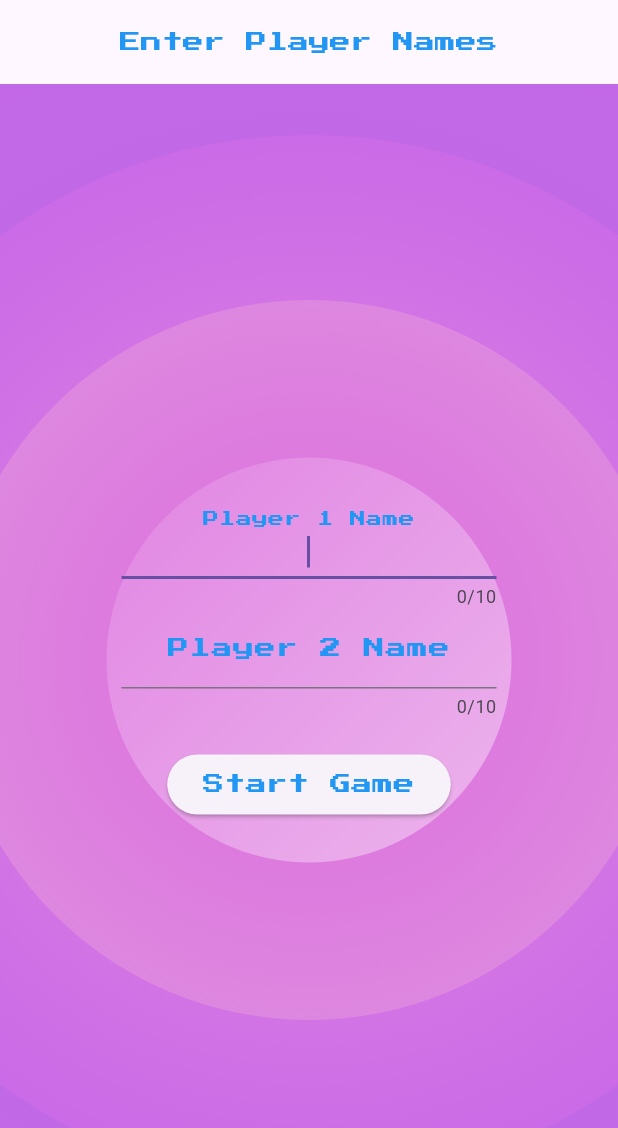
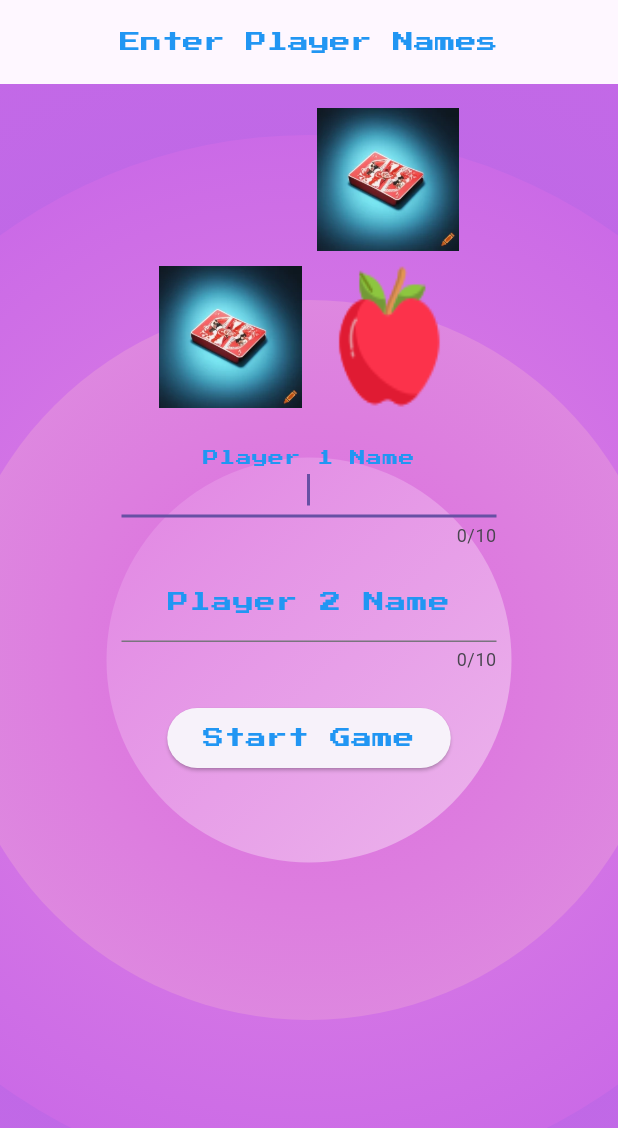
Before and after one commit to ZPatryk/cardgame3, a Flutter app: the screen it shows after launch, on a phone screen of 412 x 824 dp. Shown: the top 1128 px of the screen. Run offline on Flutter 3.47's test engine with Material 3 defaults, Android fonts, the phone set to English and light mode, and no system bars.

Commit message:
Zaimplementowanie animacji w stronie startowej

```diff
--- /dev/null
+++ b/lib/animation/FlipAnimation.dart
@@ -0,0 +1,62 @@
+import 'dart:math';
+import 'package:flutter/material.dart';
+
+class FlipAnimation extends StatelessWidget {
+  final Animation<double> animation;
+  final String frontImagePath;
+  final String backImagePath;
+
+  const FlipAnimation({
+    required this.animation,
+    required this.frontImagePath,
+    required this.backImagePath,
+    super.key,
+  });
+
+  @override
+  Widget build(BuildContext context) {
+    return AnimatedBuilder(
+      animation: animation,
+      builder: (context, child) {
+        // Obliczanie kąta obrotu na podstawie wartości animacji.
+        double angle = animation.value * pi;
+        // Sprawdzanie, czy obecna strona jest spodnia.
+        final isUnder = animation.value > 0.5;
+        // Obliczanie delikatnego przechylenia dla efektu 3D.
+        var tilt = (1 - animation.value - 0.5).abs() - 0.5;
+        // Nakładanie przechylenia zależnie od strony.
+        tilt *= isUnder ? -0.005 : 0.005;
+
+        // Tworzenie przekształcenia z rotacją i przechyleniem.
+        final transform = Matrix4.rotationY(angle)..setEntry(3, 0, tilt);
+
+        return Transform(
+          transform: transform, // Przekształcenie z rotacją w osi Y.
+          alignment: Alignment.center, // Ustawienie środka obrotu.
+          child: animation.value < 0.5
+              ? SizedBox(
+            //width: 200, // Szerokość karty.
+            //height: 300, // Wysokość karty.
+            child: Image.asset(
+              frontImagePath, // Ścieżka do przedniego obrazu karty.
+              fit: BoxFit.cover, // Dopasowanie obrazu do kontenera.
+            ),
+          )
+              : Transform(
+            transform: Matrix4.rotationY(pi),
+            // Obrót o 180 stopni dla tylnej strony.
+            alignment: Alignment.center,
+            child: SizedBox(
+              //width: 200, // Szerokość karty.
+              //height: 300, // Wysokość karty.
+              child: Image.asset(
+                backImagePath, // Ścieżka do tylnego obrazu karty.
+                fit: BoxFit.cover, // Dopasowanie obrazu do kontenera.
+              ),
+            ),
+          ),
+        );
+      },
+    );
+  }
+}
--- /dev/null
+++ b/lib/animation/MultipleCard.dart
@@ -0,0 +1,33 @@
+import 'package:flutter/material.dart';
+import 'card_grid.dart'; // Import odpowiednich klas kart
+
+
+class MultipleCardGridWrapper extends StatelessWidget {
+  final double width; // Szerokość całego widgetu
+  final double height; // Wysokość całego widgetu
+
+  const MultipleCardGridWrapper({
+    Key? key,
+    required this.width,
+    required this.height,
+  }) : super(key: key);
+
+  @override
+  Widget build(BuildContext context) {
+    return SizedBox(
+      width: width, // Ustawienie szerokości widgetu
+      height: height, // Ustawienie wysokości widgetu
+      child: GridView.count(
+        crossAxisCount: 2, // Liczba kolumn
+        mainAxisSpacing: 10.0, // Odstęp pionowy między kartami
+        crossAxisSpacing: 10.0, // Odstęp poziomy między kartami
+        children: const [
+          SingleCardView1(), // Pierwsza karta
+          SingleCardView2(), // Druga karta
+          SingleCardView3(), // Trzecia karta
+          SingleCardView4(), // Czwarta karta
+        ],
+      ),
+    );
+  }
+}
--- /dev/null
+++ b/lib/animation/card_flip.dart
@@ -0,0 +1,93 @@
+import 'package:flutter/material.dart';
+import 'FlipAnimation.dart';
+
+class CardFlip extends StatefulWidget {
+  final String frontImagePath;
+  final String backImagePath;
+  final Duration firstFlipDelay;
+  final Duration secondFlipDelay;
+  final Duration coverDelay;
+
+  const CardFlip({
+    required this.frontImagePath,
+    required this.backImagePath,
+    required this.firstFlipDelay,
+    required this.secondFlipDelay,
+    required this.coverDelay,
+    super.key,
+  });
+
+  @override
+  State<CardFlip> createState() =>
+      _CardFlipState(); // Tworzenie stanu widgetu CardFlip.
+}
+
+class _CardFlipState extends State<CardFlip>
+    with SingleTickerProviderStateMixin {
+  late AnimationController _controller; // Kontroler animacji.
+  late Animation<double> _animation; // Sama animacja.
+
+  bool _showFront = true; // Flaga określająca, czy przód karty jest widoczny.
+  bool _isVisible = true;
+
+  @override
+  void initState() {
+    super.initState();
+    _controller = AnimationController(
+      duration: const Duration(seconds: 1, milliseconds: 500),
+      // Ustawienie czasu trwania animacji.
+      vsync: this, // Potrzebne do synchronizacji animacji.
+    );
+
+    _animation = Tween<double>(begin: 0, end: 1)
+        .animate(_controller); // Definiowanie zakresu animacji (od 0 do 1).
+
+    Future.delayed(widget.firstFlipDelay, () {
+      _flipCard();
+    });
+
+    Future.delayed(widget.secondFlipDelay, () {
+      _flipCard();
+    });
+
+    Future.delayed(widget.coverDelay, () {
+      _coverCard();
+    });
+  }
+
+  void _coverCard() {
+    setState(() {
+      _isVisible = false; // Ukrycie karty przez ustawienie flagi na false.
+    });
+  }
+
+  void _flipCard() {
+    _controller.forward().then((_) {
+      setState(() {
+        _showFront = !_showFront; // Zmiana stanu karty.
+      });
+      _controller.reverse(); // Powrót animacji do początkowej wartości.
+    });
+  }
+
+  @override
+  Widget build(BuildContext context) {
+    // Sprawdzenie, czy karta powinna być widoczna
+    if (!_isVisible) {
+      return const SizedBox.shrink(); // Zwracanie pustego widgetu, gdy karta jest ukryta.
+    }
+
+    // Użycie nowej klasy FlipAnimation
+    return FlipAnimation(
+      animation: _animation,
+      frontImagePath: widget.frontImagePath,
+      backImagePath: widget.backImagePath,
+    );
+  }
+
+  @override
+  void dispose() {
+    _controller.dispose(); // Zwolnienie zasobów kontrolera animacji.
+    super.dispose();
+  }
+}
--- /dev/null
+++ b/lib/animation/card_grid.dart
@@ -0,0 +1,98 @@
+import 'package:flutter/material.dart';
+import '../Image_item.dart';
+import 'card_flip.dart'; // Import klasy CardFlip
+
+class SingleCardView1 extends StatelessWidget {
+  const SingleCardView1({super.key});
+
+  @override
+  Widget build(BuildContext context) {
+    // Ustawienie jednego przodu (front) jako obiekt ImageItem
+    final ImageItem frontImage = ImageItem(imagePath: 'assets/images/image21.png', key: '');
+
+    // Obiekt ImageItem dla tyłu (back)
+    final ImageItem backImage = ImageItem(imagePath: 'assets/images/image1.png', key: '');
+
+    // Możemy użyć SizedBox, Container, CardFlip lub inny widget, zależnie od potrzeb
+    return SizedBox(
+      width: 150, // Szerokość karty
+      height: 200, // Wysokość karty
+      child: CardFlip(
+        frontImagePath: frontImage.imagePath,
+        backImagePath: backImage.imagePath,
+        firstFlipDelay: const Duration(seconds: 1),
+        secondFlipDelay: const Duration(seconds: 7),
+        coverDelay: const Duration(seconds: 8, milliseconds: 500),
+      ),
+    );
+  }
+}
+
+// Klasa 2
+class SingleCardView2 extends StatelessWidget {
+  const SingleCardView2({super.key});
+
+  @override
+  Widget build(BuildContext context) {
+    final ImageItem frontImage = ImageItem(imagePath: 'assets/images/image21.png', key: '');
+    final ImageItem backImage = ImageItem(imagePath: 'assets/images/image2.png', key: '');
+
+    return SizedBox(
+      width: 150,
+      height: 200,
+      child: CardFlip(
+        frontImagePath: frontImage.imagePath,
+        backImagePath: backImage.imagePath,
+        firstFlipDelay: const Duration(seconds: 4),
+        secondFlipDelay: const Duration(seconds: 10),
+        coverDelay: const Duration(seconds: 11, milliseconds: 500),
+      ),
+    );
+  }
+}
+
+//klasa 3
+class SingleCardView3 extends StatelessWidget {
+  const SingleCardView3({super.key});
+
+  @override
+  Widget build(BuildContext context) {
+    final ImageItem frontImage = ImageItem(imagePath: 'assets/images/image21.png', key: '');
+    final ImageItem backImage = ImageItem(imagePath: 'assets/images/image2.png', key: '');
+
+    return SizedBox(
+      width: 150,
+      height: 200,
+      child: CardFlip(
+        frontImagePath: frontImage.imagePath,
+        backImagePath: backImage.imagePath,
+        firstFlipDelay: const Duration(seconds: 1),
+        secondFlipDelay: const Duration(seconds: 10),
+        coverDelay: const Duration(seconds: 11, milliseconds: 500),
+      ),
+    );
+  }
+}
+
+//klasa 4
+class SingleCardView4 extends StatelessWidget {
+  const SingleCardView4({super.key});
+
+  @override
+  Widget build(BuildContext context) {
+    final ImageItem frontImage = ImageItem(imagePath: 'assets/images/image21.png', key: '');
+    final ImageItem backImage = ImageItem(imagePath: 'assets/images/image1.png', key: '');
+
+    return SizedBox(
+      width: 150,
+      height: 200,
+      child: CardFlip(
+        frontImagePath: frontImage.imagePath,
+        backImagePath: backImage.imagePath,
+        firstFlipDelay: const Duration(seconds: 4),
+        secondFlipDelay: const Duration(seconds: 7),
+        coverDelay: const Duration(seconds: 8, milliseconds: 500),
+      ),
+    );
+  }
+}
--- a/lib/start_screen.dart
+++ b/lib/start_screen.dart
@@ -1,10 +1,11 @@
 import 'dart:math';
-
 import 'package:cardgame/utils/geradient.dart';
 import 'package:flutter/material.dart';
 import 'image_item.dart';
 import 'image_screen.dart';
 import 'package:cardgame/utils/text_styles.dart';
+import 'package:cardgame/animation/MultipleCard.dart';
+
 
 class StartScreen extends StatefulWidget {
   const StartScreen({super.key});
@@ -59,7 +60,7 @@ class _StartScreenState extends State<StartScreen> {
       ImageItem(key: 'raspberry1', imagePath: 'assets/images/image20.png'),
     ];
 
-    final String frontImagePath = 'assets/images/image21.png';
+    const String frontImagePath = 'assets/images/image21.png';
 
     images.shuffle(Random());
 
@@ -72,10 +73,16 @@ class _StartScreenState extends State<StartScreen> {
       body: GradientWidget(
         child: Padding(
           padding: const EdgeInsets.all(16.0),
-          child: Center(
           child: Column(
-              mainAxisAlignment: MainAxisAlignment.center,
+            mainAxisAlignment: MainAxisAlignment.start,
             children: [
+              // Dodanie widgetu `MultipleCardGridWrapper` na górze
+              const MultipleCardGridWrapper(
+                width: 200.0, // Cała szerokość ekranu
+                height: 200.0, // Zajmuje 40% wysokości ekranu
+              ),
+              const SizedBox(height: 20),
+              // Pozostałe elementy poniżej
               SizedBox(
                 width: 250.0,
                 child: TextField(
@@ -94,6 +101,7 @@ class _StartScreenState extends State<StartScreen> {
                   textAlign: TextAlign.center,
                 ),
               ),
+              const SizedBox(height: 10),
               SizedBox(
                 width: 250.0,
                 child: TextField(
@@ -135,7 +143,6 @@ class _StartScreenState extends State<StartScreen> {
           ),
         ),
       ),
-      ),
     );
   }
 }
```
Lines whose indentation alone changed are shown as unchanged.
